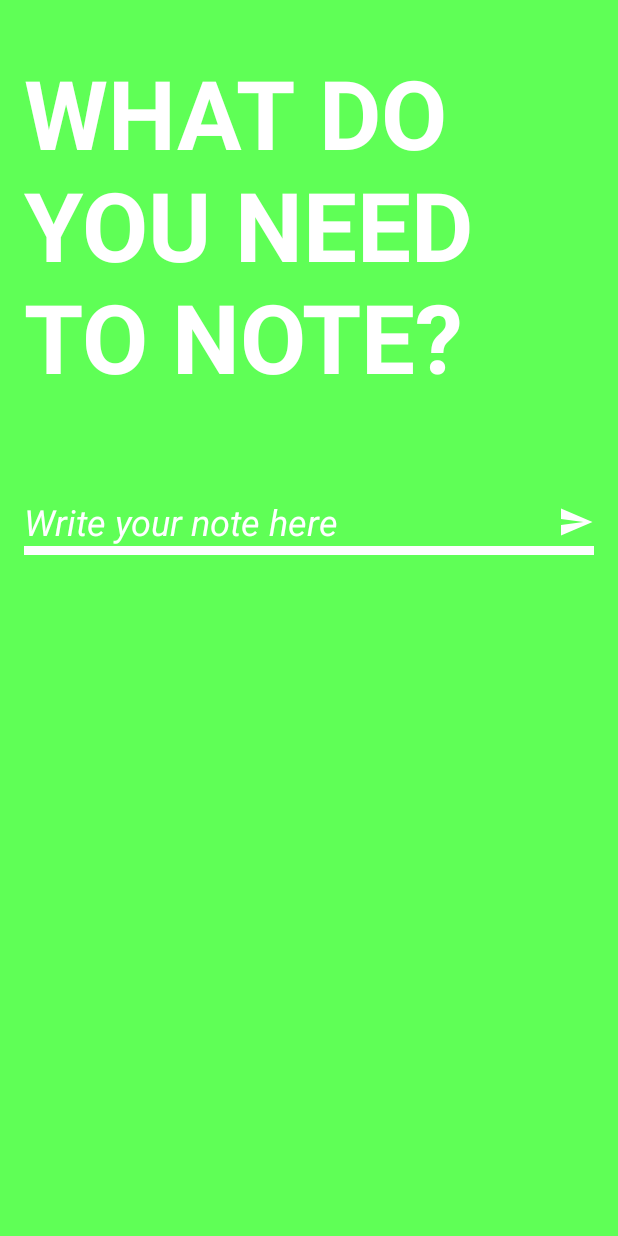
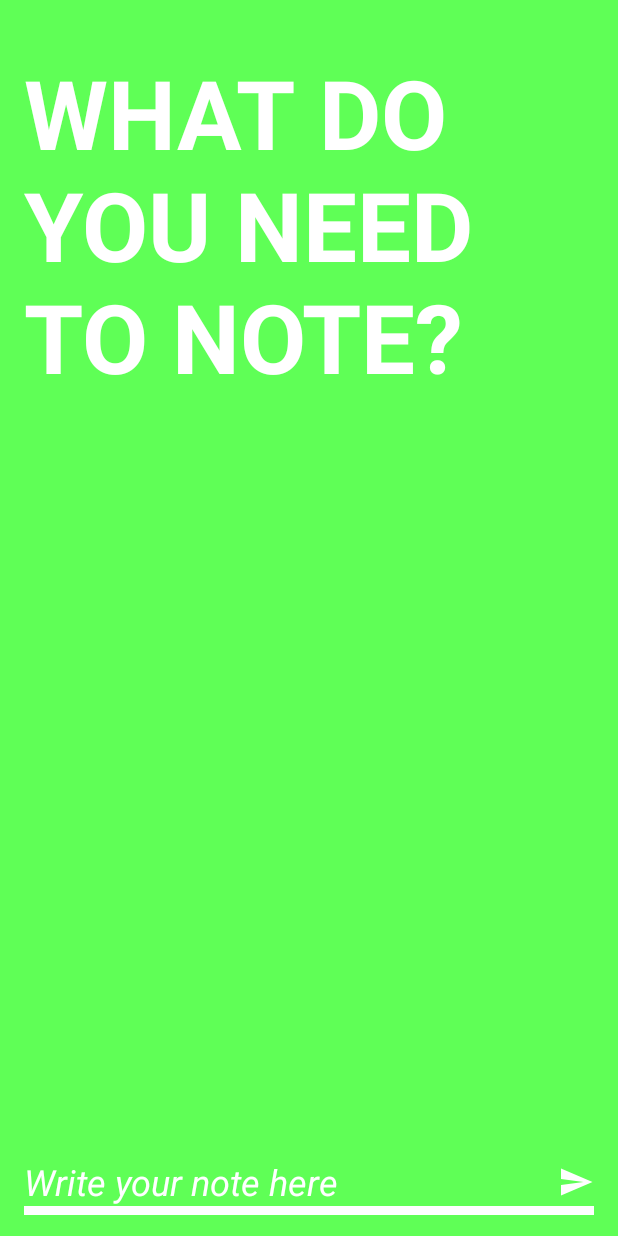
Before and after one commit to RAN3000/Notefication, an Android app: the screen it shows after launch (MainActivity), on a phone screen of 412 x 824 dp. Run offline under Robolectric (Android 15) with nearby library versions, the phone set to English and light mode, and no system bars; our stand-ins replace ButterKnife, Room's generated code, Timber; 2 statements that could not run were skipped.

Commit message:
move EditText

```diff
--- a/app/src/main/res/layout/activity_main.xml
+++ b/app/src/main/res/layout/activity_main.xml
@@ -41,12 +41,13 @@
         android:layout_height="wrap_content"
         android:layout_marginStart="16dp"
         android:hint="@string/write_your_note_here"
+        android:inputType="textCapSentences"
         android:imeOptions="actionSend"
         android:singleLine="true"
         android:textStyle="italic"
-        android:layout_marginTop="64dp"
+        android:layout_marginBottom="20dp"
         app:layout_constraintStart_toStartOf="parent"
-        app:layout_constraintTop_toBottomOf="@id/main_text"
+        app:layout_constraintBottom_toBottomOf="parent"
         app:layout_constraintEnd_toStartOf="@id/main_send_button"
         android:backgroundTint="@android:color/white"
         android:background="@android:color/transparent"
```
